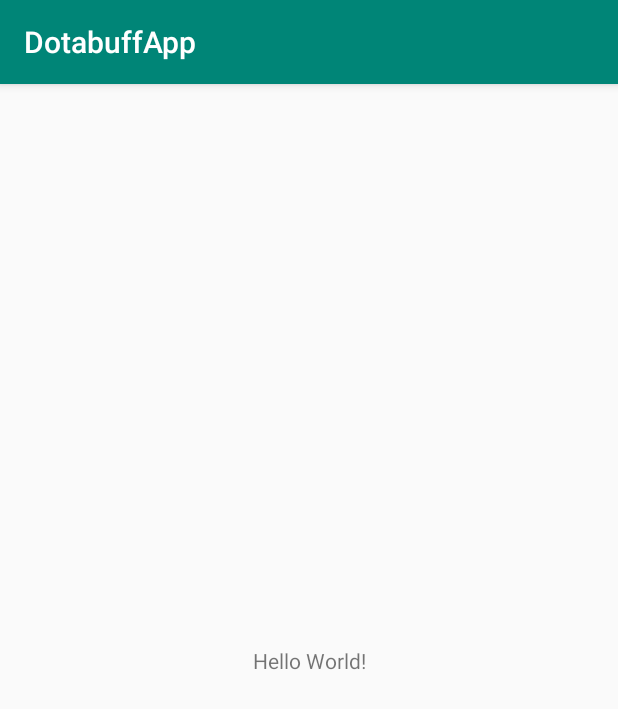
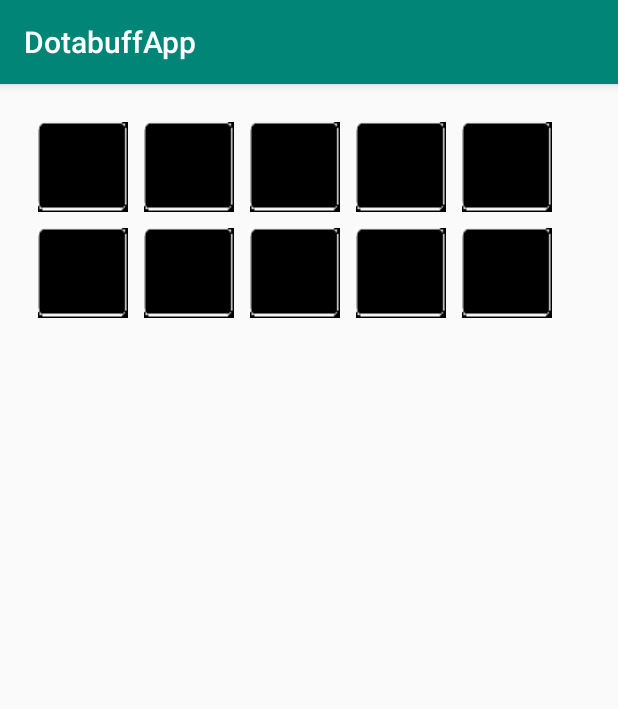
Before and after one commit to DrAlexD/Dota2CaptainApp, an Android app: the screen it shows after launch (MainActivity), on a phone screen of 412 x 824 dp. Shown: the top 709 px of the screen. Run offline under Robolectric (Android 15) with nearby library versions, the phone set to English and light mode, and no system bars.

Commit message:
App 0.0.1v

```diff
--- a/app/src/main/res/layout/activity_main.xml
+++ b/app/src/main/res/layout/activity_main.xml
@@ -6,13 +6,85 @@
     android:layout_height="match_parent"
     tools:context=".MainActivity">
 
-    <TextView
-        android:layout_width="wrap_content"
-        android:layout_height="wrap_content"
-        android:text="Hello World!"
-        app:layout_constraintBottom_toBottomOf="parent"
-        app:layout_constraintLeft_toLeftOf="parent"
-        app:layout_constraintRight_toRightOf="parent"
-        app:layout_constraintTop_toTopOf="parent" />
+    <TableLayout
+        android:id="@+id/tableLayout"
+        android:layout_width="350dp"
+        android:layout_height="140dp"
+        android:layout_marginStart="20dp"
+        android:layout_marginLeft="20dp"
+        android:layout_marginTop="20dp"
+        app:layout_constraintStart_toStartOf="parent"
+        app:layout_constraintTop_toTopOf="parent">
+
+        <TableRow
+            android:layout_width="match_parent"
+            android:layout_height="match_parent">
+
+            <ImageView
+                android:layout_width="60dp"
+                android:layout_height="60dp"
+                android:layout_margin="5dp"
+                android:src="@drawable/Ramka" />
+
+            <ImageView
+                android:layout_width="60dp"
+                android:layout_height="60dp"
+                android:layout_margin="5dp"
+                android:src="@drawable/Ramka" />
+
+            <ImageView
+                android:layout_width="60dp"
+                android:layout_height="60dp"
+                android:layout_margin="5dp"
+                android:src="@drawable/Ramka" />
+
+            <ImageView
+                android:layout_width="60dp"
+                android:layout_height="60dp"
+                android:layout_margin="5dp"
+                android:src="@drawable/Ramka" />
+
+            <ImageView
+                android:layout_width="60dp"
+                android:layout_height="60dp"
+                android:layout_margin="5dp"
+                android:src="@drawable/Ramka" />
+        </TableRow>
+
+        <TableRow
+            android:layout_width="match_parent"
+            android:layout_height="match_parent">
+
+            <ImageView
+                android:layout_width="60dp"
+                android:layout_height="60dp"
+                android:layout_margin="5dp"
+                android:src="@drawable/Ramka" />
+
+            <ImageView
+                android:layout_width="60dp"
+                android:layout_height="60dp"
+                android:layout_margin="5dp"
+                android:src="@drawable/Ramka" />
+
+            <ImageView
+                android:layout_width="60dp"
+                android:layout_height="60dp"
+                android:layout_margin="5dp"
+                android:src="@drawable/Ramka" />
+
+            <ImageView
+                android:layout_width="60dp"
+                android:layout_height="60dp"
+                android:layout_margin="5dp"
+                android:src="@drawable/Ramka" />
+
+            <ImageView
+                android:layout_width="60dp"
+                android:layout_height="60dp"
+                android:layout_margin="5dp"
+                android:src="@drawable/Ramka" />
+        </TableRow>
+    </TableLayout>
 
 </androidx.constraintlayout.widget.ConstraintLayout>
```
Also changed, not shown: app/src/main/assets/HeroesDB.db (added), app/src/main/res/drawable/Ramka.png (added).
